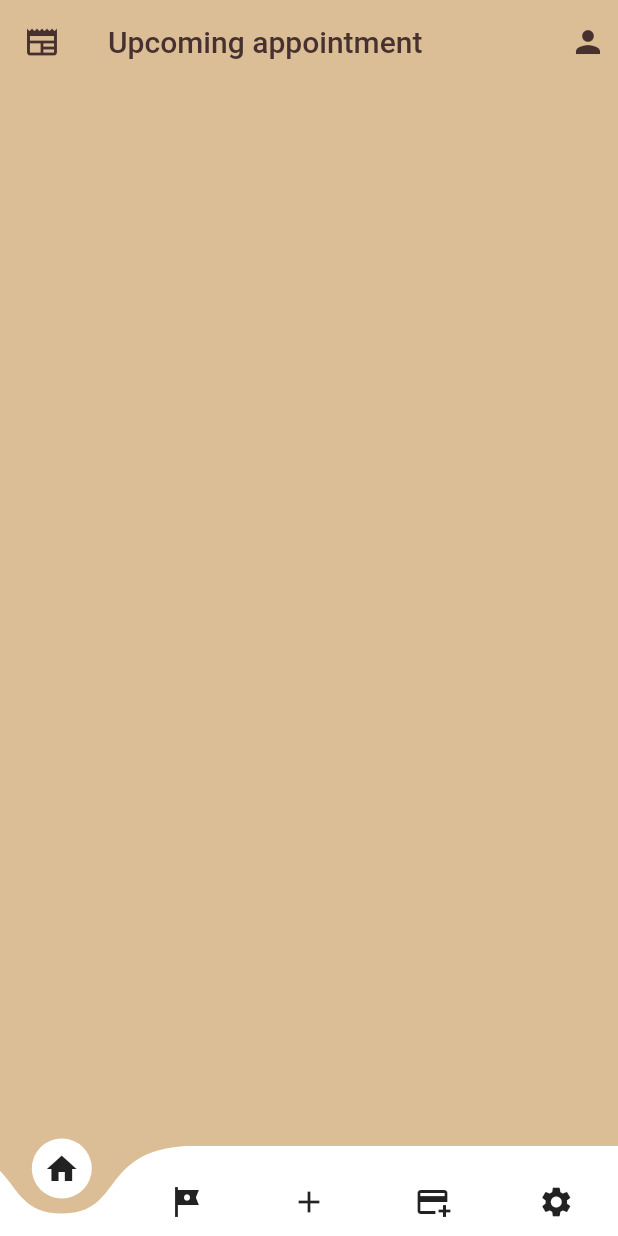
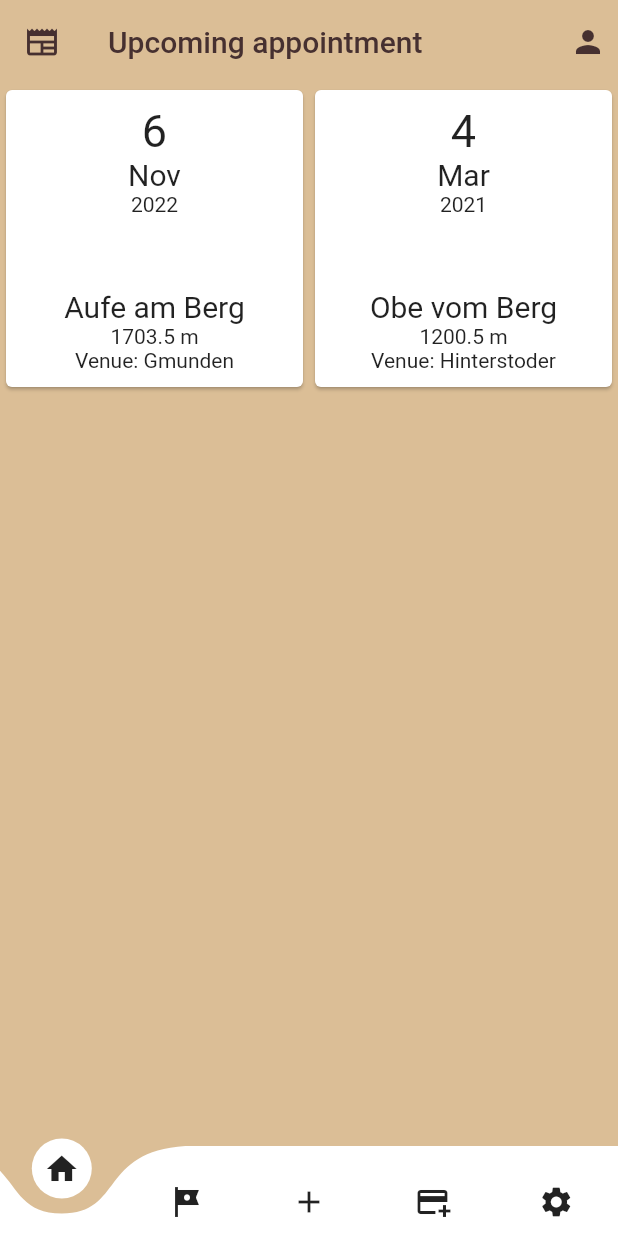
Before and after one commit to PatrickMisti/AlpinFreunde, a Flutter app: the screen it shows after launch, on a phone screen of 412 x 824 dp. Run offline on Flutter 3.47's test engine with Material 2 defaults, Android fonts, the phone set to English and light mode, and no system bars; drawn by our look-alikes of curved_navigation_bar; our stand-ins replace get_it, pin_code_fields, reactive_forms, rxdart, stacked; missing offline and left inert: catcher; generated files the repository leaves out were written again.

Commit message:
add mockData change TripAppointment add intl somethings add homescreen view model add appointment_widget.dart

```diff
--- a/alpin_frontend/lib/components/home_screen/home_screen_model.dart
+++ b/alpin_frontend/lib/components/home_screen/home_screen_model.dart
@@ -1,7 +1,10 @@
 
 import 'package:alpin_frontend/components/base_model.dart';
+import 'package:alpin_frontend/model/trip_appointment.dart';
+import 'package:alpin_frontend/utilities/mock/MockData.dart';
 import 'package:flutter/cupertino.dart';
 
 class HomeScreenModel extends BaseModel {
+  final List<TripAppointment> appointments = MockData.TRIPAPPOINTMENTS;
   HomeScreenModel(BuildContext context) : super(context);
 }
--- a/alpin_frontend/lib/components/home_screen/home_screen_view.dart
+++ b/alpin_frontend/lib/components/home_screen/home_screen_view.dart
@@ -1,14 +1,23 @@
+
+import 'package:alpin_frontend/components/home_screen/home_screen_model.dart';
 import 'package:alpin_frontend/services/language-provider/translation-service.dart';
+import 'package:alpin_frontend/widgets/appointment_widget.dart';
 import 'package:flutter/material.dart';
+import 'package:stacked/stacked.dart';
 
 class HomeScreenView extends StatelessWidget {
   const HomeScreenView({Key? key}) : super(key: key);
 
   @override
-  Widget build(BuildContext context) {
+  Widget build(BuildContext context) =>
+      ViewModelBuilder<HomeScreenModel>.reactive(
+        viewModelBuilder: () => HomeScreenModel(context),
+        builder: (context, model, child) {
           return CustomScrollView(
             slivers: [
               SliverAppBar(
+                floating: true,
+                snap: true,
                 title: Text(translation(context).appointments),
                 leading: const Icon(Icons.newspaper),
                 actions: [
@@ -18,12 +27,17 @@ class HomeScreenView extends StatelessWidget {
                   )
                 ],
               ),
-        SliverGrid(
-            gridDelegate: SliverGridDelegateWithMaxCrossAxisExtent(
-                maxCrossAxisExtent: 200),
-
-            delegate: SliverChildBuilderDelegate((context, index) => null),)
+              SliverGrid.count(
+                  crossAxisCount: 2,
+                  children:
+                      List<Widget>.generate(model.appointments.length, (index) {
+                    final item = model.appointments[index];
+                    return Container(
+                      child: AppointmentWidget(appointment: item,),
+                    );
+                  }))
             ],
           );
+        },
+      );
 }
-}
--- a/alpin_frontend/lib/l10n/intl_de.arb
+++ b/alpin_frontend/lib/l10n/intl_de.arb
@@ -66,6 +66,6 @@
     "textTitle": "Titel",
     "spendBeer": "Bier spenden!",
     "beer": "Bier",
-    "spendBeerDesc": "Du möchtest mir was gutes tun?\nDann lade mich auf ein Bier ein."
-
+    "spendBeerDesc": "Du möchtest mir was gutes tun?\nDann lade mich auf ein Bier ein.",
+    "venue": "Veranstaltungsort"
 }
--- a/alpin_frontend/lib/l10n/intl_en.arb
+++ b/alpin_frontend/lib/l10n/intl_en.arb
@@ -66,5 +66,6 @@
     "textTitle": "title",
     "spendBeer": "Spend a beer!",
     "beer": "Beer",
-    "spendBeerDesc": "Do you want to do something for us?\nThen buy me a beer."
+    "spendBeerDesc": "Do you want to do something for us?\nThen buy me a beer.",
+    "venue": "Venue"
 }
--- a/alpin_frontend/lib/main.dart
+++ b/alpin_frontend/lib/main.dart
@@ -64,15 +64,16 @@ class HomeWidget extends BaseModel {
   late Locale locale;
 
   HomeWidget(BuildContext context) : super(context) {
-
+    _translationService = getIt.get<TranslationService>();
     locale = !L10n.all.contains(Locale(Platform.localeName))
         ? const Locale('en')
         : Locale(Platform.localeName);
+    _translationService.setLocale(locale);
     registerService();
   }
 
   void registerService() {
-    _translationService = getIt.get<TranslationService>();
+
     _translationService.language.listen((value) {
       locale = value;
       notifyListeners();
--- a/alpin_frontend/lib/model/trip_appointment.dart
+++ b/alpin_frontend/lib/model/trip_appointment.dart
@@ -1,6 +1,10 @@
+
+import 'category.dart';
 
 class TripAppointment {
   final int id;
+  final String title;
+  final Category category;
   final DateTime date;
   final String location;
   final num phone;
@@ -17,6 +21,8 @@ class TripAppointment {
 
   TripAppointment(
       this.id,
+      this.title,
+      this.category,
       this.date,
       this.location,
       this.phone,
--- a/alpin_frontend/lib/utilities/mock/MockData.dart
+++ b/alpin_frontend/lib/utilities/mock/MockData.dart
@@ -1,3 +1,4 @@
+import 'package:alpin_frontend/model/category.dart';
 import 'package:alpin_frontend/model/trip_appointment.dart';
 import 'package:alpin_frontend/model/trip_suggestion.dart';
 import 'package:alpin_frontend/model/user.dart';
@@ -36,6 +37,8 @@ class MockData {
 
   static TripAppointment get TRIP_APPOINTMENT_1 => TripAppointment(
       1,
+      "Aufe am Berg",
+      CATEGORY_1,
       DateTime.now(),
       "Gmunden",
       06991500845,
@@ -52,7 +55,9 @@ class MockData {
 
   static TripAppointment get TRIP_APPOINTMENT_2 => TripAppointment(
       1,
-      DateTime.now(),
+      "Obe vom Berg",
+      CATEGORY_1,
+      DateTime(2021,3,4),
       "Hinterstoder",
       06991500845,
       'hallo world',
@@ -68,4 +73,6 @@ class MockData {
 
   static List<TripAppointment> get TRIPAPPOINTMENTS =>
       [MockData.TRIP_APPOINTMENT_1, MockData.TRIP_APPOINTMENT_2];
+
+  static Category get CATEGORY_1 => Category('Bergtour');
 }
--- a/alpin_frontend/lib/widgets/appointment_widget.dart
+++ b/alpin_frontend/lib/widgets/appointment_widget.dart
@@ -1,10 +1,67 @@
+import 'package:alpin_frontend/components/base_model.dart';
+import 'package:alpin_frontend/model/trip_appointment.dart';
+import 'package:alpin_frontend/services/language-provider/translation-service.dart';
 import 'package:flutter/material.dart';
+import 'package:get_it/get_it.dart';
+import 'package:intl/intl.dart';
+import 'package:stacked/stacked.dart';
 
 class AppointmentWidget extends StatelessWidget {
-  const AppointmentWidget({Key? key}) : super(key: key);
+  final TripAppointment appointment;
+
+  const AppointmentWidget({Key? key, required this.appointment})
+      : super(key: key);
 
   @override
   Widget build(BuildContext context) {
-    return Container();
+    return ViewModelBuilder<AppointmentWidgetModel>.reactive(
+      viewModelBuilder: () => AppointmentWidgetModel(context),
+      builder: (context, model, child) {
+        final String item =
+            DateFormat.MMMM(model.locale.languageCode).format(appointment.date);
+        return Card(
+          // margin: EdgeInsets.all(5),
+          child: Padding(
+            padding: EdgeInsets.all(10),
+            child: Column(
+              children: [
+                FittedBox(
+                  alignment: Alignment.center,
+                    child: Column(
+                  children: [
+                    Text(appointment.date.day.toString(),
+                        style: const TextStyle(fontSize: 30)),
+                    Text(
+                      item.substring(0, 3),
+                      style: const TextStyle(fontSize: 20),
+                    ),
+                    Text(appointment.date.year.toString()),
+                  ],
+                )),
+                Spacer(),
+                FittedBox(child: Text(appointment.title, style: TextStyle(fontSize: 20),)),
+                FittedBox(child: Text('${appointment.hightDifference.toString()} m')),
+                FittedBox(child: Text('${translation(context).venue}: ${appointment.location}'),)
+              ],
+            ),
+          ),
+        );
+      },
+    );
   }
 }
+
+class AppointmentWidgetModel extends BaseModel {
+  final GetIt _getIt = GetIt.I;
+  late TranslationService _service;
+  late Locale locale;
+
+  AppointmentWidgetModel(BuildContext context) : super(context) {
+    _service = _getIt.get<TranslationService>();
+
+    _service.language.listen((value) {
+      locale = value;
+      setState();
+    });
+  }
+}
```
Also changed, not shown: alpin_frontend/lib/generated/intl/messages_de.dart, alpin_frontend/lib/generated/intl/messages_en.dart, alpin_frontend/lib/generated/l10n.dart. Lines whose indentation alone changed are shown as unchanged.
